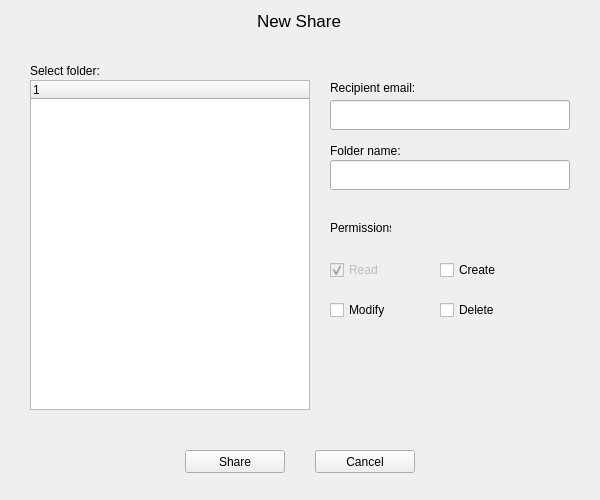
Above: pCloud/sharefolderwindow.ui from pcloudcom/pfs-gui before the change. Below: the same form after it.
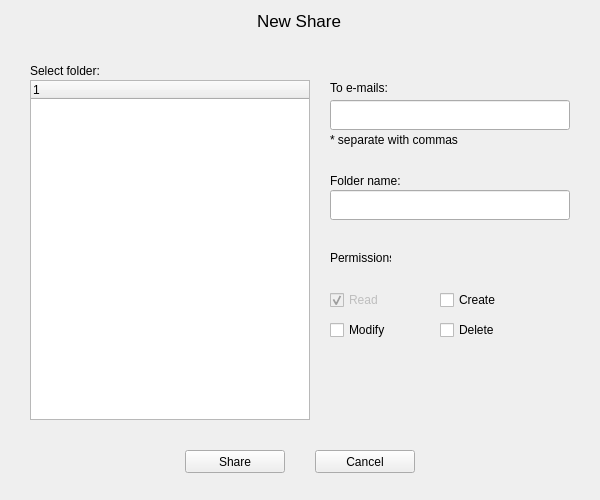
That is the form after the change.

The edit to the form file:
```diff
--- a/pCloud/sharefolderwindow.ui
+++ b/pCloud/sharefolderwindow.ui
@@ -33,7 +33,7 @@
       <x>30</x>
       <y>80</y>
       <width>280</width>
-      <height>330</height>
+      <height>340</height>
      </rect>
     </property>
     <column>
@@ -52,7 +52,7 @@
      </rect>
     </property>
     <property name="text">
-     <string>Recipient email:</string>
+     <string>To e-mails:</string>
     </property>
    </widget>
    <widget class="QLineEdit" name="email">
@@ -72,7 +72,7 @@
     <property name="geometry">
      <rect>
       <x>330</x>
-      <y>260</y>
+      <y>290</y>
       <width>80</width>
       <height>20</height>
      </rect>
@@ -91,7 +91,7 @@
     <property name="geometry">
      <rect>
       <x>330</x>
-      <y>300</y>
+      <y>320</y>
       <width>80</width>
       <height>20</height>
      </rect>
@@ -104,7 +104,7 @@
     <property name="geometry">
      <rect>
       <x>440</x>
-      <y>260</y>
+      <y>290</y>
       <width>80</width>
       <height>20</height>
      </rect>
@@ -117,7 +117,7 @@
     <property name="geometry">
      <rect>
       <x>440</x>
-      <y>300</y>
+      <y>320</y>
       <width>80</width>
       <height>20</height>
      </rect>
@@ -156,9 +156,9 @@
     <property name="geometry">
      <rect>
       <x>330</x>
-      <y>340</y>
+      <y>350</y>
       <width>251</width>
-      <height>71</height>
+      <height>70</height>
      </rect>
     </property>
     <property name="text">
@@ -169,7 +169,7 @@
     <property name="geometry">
      <rect>
       <x>330</x>
-      <y>140</y>
+      <y>170</y>
       <width>81</width>
       <height>21</height>
      </rect>
@@ -182,7 +182,7 @@
     <property name="geometry">
      <rect>
       <x>330</x>
-      <y>160</y>
+      <y>190</y>
       <width>240</width>
       <height>30</height>
      </rect>
@@ -210,7 +210,7 @@
     <property name="geometry">
      <rect>
       <x>330</x>
-      <y>220</y>
+      <y>250</y>
       <width>61</width>
       <height>16</height>
      </rect>
@@ -219,6 +219,24 @@
      <string>Permissions:</string>
     </property>
    </widget>
+   <widget class="QLabel" name="label_6">
+    <property name="geometry">
+     <rect>
+      <x>330</x>
+      <y>130</y>
+      <width>241</width>
+      <height>20</height>
+     </rect>
+    </property>
+    <property name="font">
+     <font>
+      <italic>false</italic>
+     </font>
+    </property>
+    <property name="text">
+     <string>* separate with commas</string>
+    </property>
+   </widget>
   </widget>
  </widget>
  <resources/>
```
